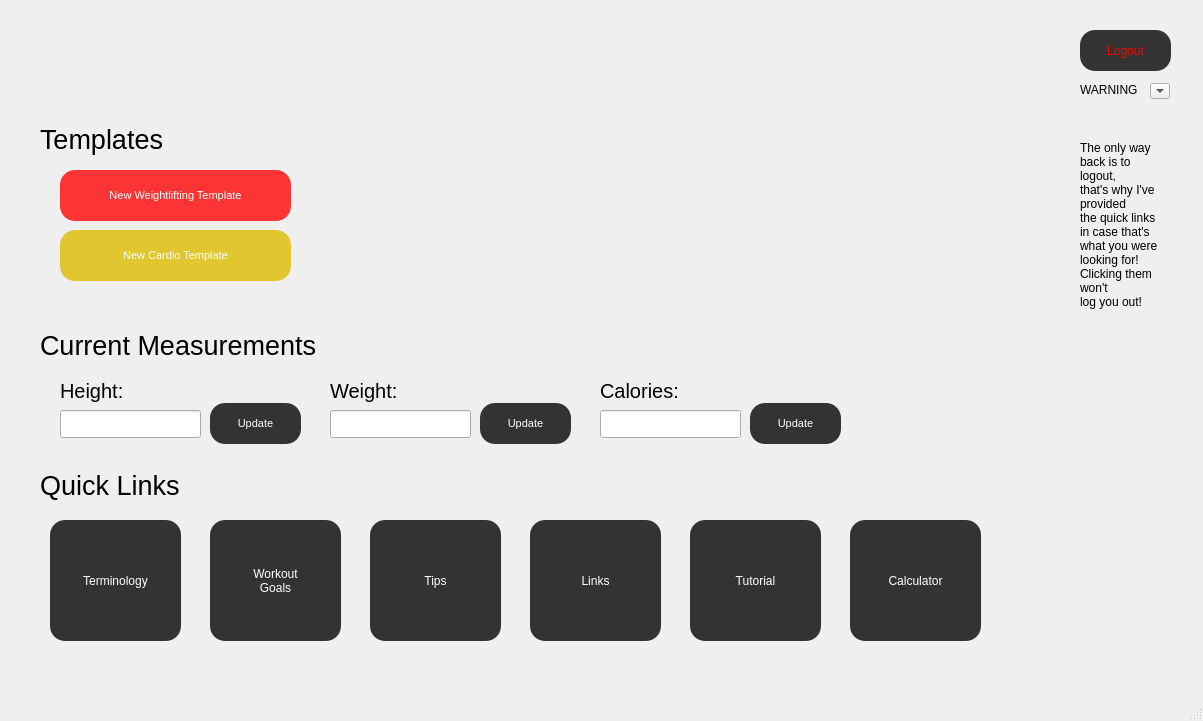
Old version of the form code/usermainmenu.ui in the repository amroomargit/Forge.
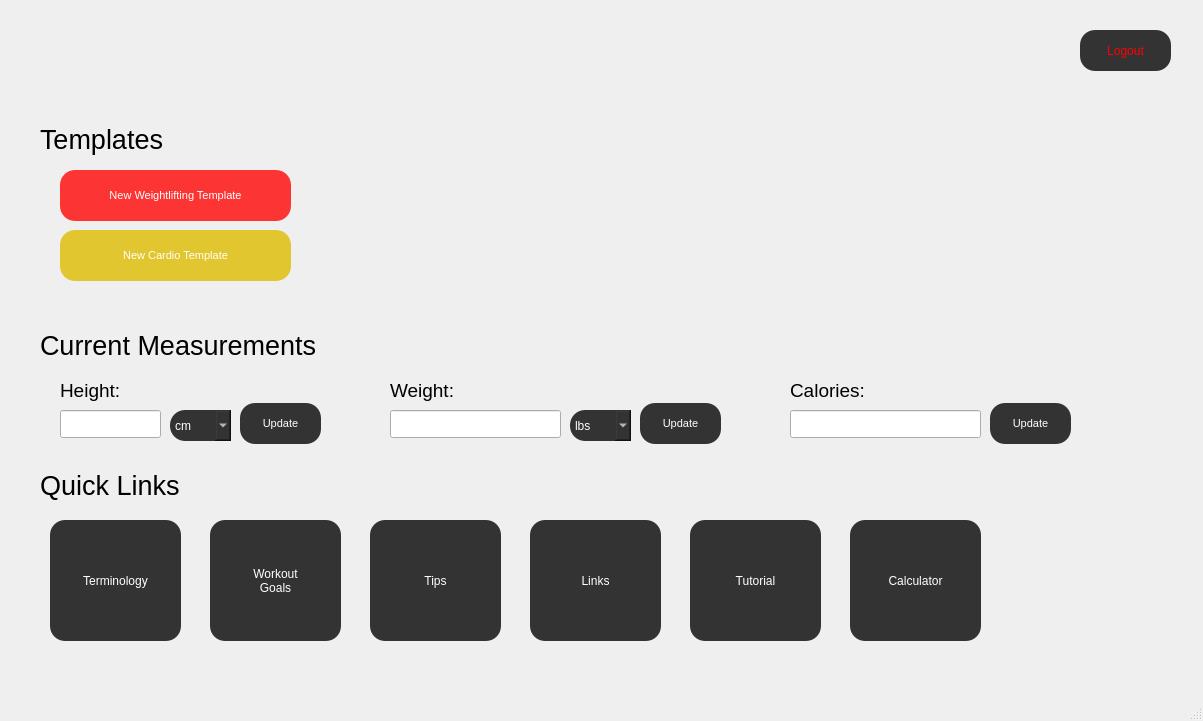
New version of the form. Icons and pictures are not drawn.

```diff
--- a/code/usermainmenu.ui
+++ b/code/usermainmenu.ui
@@ -21,8 +21,8 @@
    <widget class="QLabel" name="titleLabel">
     <property name="geometry">
      <rect>
-      <x>10</x>
-      <y>20</y>
+      <x>20</x>
+      <y>30</y>
       <width>901</width>
       <height>71</height>
      </rect>
@@ -85,7 +85,7 @@
      <string>Logout</string>
     </property>
    </widget>
-   <widget class="QPushButton" name="newWLTLabel">
+   <widget class="QPushButton" name="newWLTButton">
     <property name="geometry">
      <rect>
       <x>60</x>
@@ -117,7 +117,7 @@
      <string>New Weightlifting Template</string>
     </property>
    </widget>
-   <widget class="QPushButton" name="newCLTLabel">
+   <widget class="QPushButton" name="newCLTButton">
     <property name="geometry">
      <rect>
       <x>60</x>
@@ -172,13 +172,13 @@
      <rect>
       <x>60</x>
       <y>370</y>
-      <width>231</width>
+      <width>81</width>
       <height>41</height>
      </rect>
     </property>
     <property name="font">
      <font>
-      <pointsize>15</pointsize>
+      <pointsize>14</pointsize>
      </font>
     </property>
     <property name="text">
@@ -190,17 +190,20 @@
      <rect>
       <x>60</x>
       <y>410</y>
-      <width>141</width>
+      <width>101</width>
       <height>28</height>
      </rect>
     </property>
+    <property name="maxLength">
+     <number>3</number>
+    </property>
    </widget>
    <widget class="QPushButton" name="updateButton">
     <property name="geometry">
      <rect>
-      <x>210</x>
+      <x>240</x>
       <y>403</y>
-      <width>91</width>
+      <width>81</width>
       <height>41</height>
      </rect>
     </property>
@@ -229,9 +232,9 @@
    <widget class="QPushButton" name="updateButton_2">
     <property name="geometry">
      <rect>
-      <x>480</x>
+      <x>640</x>
       <y>403</y>
-      <width>91</width>
+      <width>81</width>
       <height>41</height>
      </rect>
     </property>
@@ -260,25 +263,28 @@
    <widget class="QLineEdit" name="weightBox">
     <property name="geometry">
      <rect>
-      <x>330</x>
+      <x>390</x>
       <y>410</y>
-      <width>141</width>
+      <width>171</width>
       <height>28</height>
      </rect>
     </property>
+    <property name="maxLength">
+     <number>3</number>
+    </property>
    </widget>
    <widget class="QLabel" name="weightLabel">
     <property name="geometry">
      <rect>
-      <x>330</x>
+      <x>390</x>
       <y>370</y>
-      <width>231</width>
+      <width>91</width>
       <height>41</height>
      </rect>
     </property>
     <property name="font">
      <font>
-      <pointsize>15</pointsize>
+      <pointsize>14</pointsize>
      </font>
     </property>
     <property name="text">
@@ -288,9 +294,9 @@
    <widget class="QPushButton" name="updateButton_3">
     <property name="geometry">
      <rect>
-      <x>750</x>
+      <x>990</x>
       <y>403</y>
-      <width>91</width>
+      <width>81</width>
       <height>41</height>
      </rect>
     </property>
@@ -319,25 +325,28 @@
    <widget class="QLineEdit" name="caloriesBox">
     <property name="geometry">
      <rect>
-      <x>600</x>
+      <x>790</x>
       <y>410</y>
-      <width>141</width>
+      <width>191</width>
       <height>28</height>
      </rect>
     </property>
+    <property name="maxLength">
+     <number>3</number>
+    </property>
    </widget>
    <widget class="QLabel" name="caloriesLabel">
     <property name="geometry">
      <rect>
-      <x>600</x>
+      <x>790</x>
       <y>370</y>
-      <width>231</width>
+      <width>101</width>
       <height>41</height>
      </rect>
     </property>
     <property name="font">
      <font>
-      <pointsize>15</pointsize>
+      <pointsize>14</pointsize>
      </font>
     </property>
     <property name="text">
@@ -519,47 +528,105 @@
      <string>Links</string>
     </property>
    </widget>
-   <widget class="QLabel" name="warningLabel">
+   <widget class="QScrollArea" name="scrollArea">
     <property name="geometry">
      <rect>
-      <x>1080</x>
-      <y>80</y>
-      <width>71</width>
-      <height>21</height>
+      <x>370</x>
+      <y>164</y>
+      <width>691</width>
+      <height>131</height>
      </rect>
     </property>
-    <property name="text">
-     <string>&lt;html&gt;&lt;head/&gt;&lt;body&gt;&lt;p&gt;WARNING&lt;/p&gt;&lt;/body&gt;&lt;/html&gt;</string>
+    <property name="styleSheet">
+     <string notr="true">QScrollBar:vertical {
+    background-color: #656565;
+    width: 15px; 
+    margin: 10px 0; 
+    border-radius: 15px; 
+}
+
+QScrollBar::handle:vertical {
+    background-color: black;
+    border-radius: 15px; 
+}
+
+QScrollBar::add-line:vertical, QScrollBar::sub-line:vertical {
+    background: none;
+    height: 0px;
+}
+
+QScrollBar::add-page:vertical, QScrollBar::sub-page:vertical {
+    background: none; 
+}</string>
     </property>
+    <property name="frameShape">
+     <enum>QFrame::Shape::NoFrame</enum>
+    </property>
+    <property name="widgetResizable">
+     <bool>false</bool>
+    </property>
+    <widget class="QWidget" name="scrollAreaWidgetContentsMM">
+     <property name="geometry">
+      <rect>
+       <x>0</x>
+       <y>0</y>
+       <width>689</width>
+       <height>129</height>
+      </rect>
+     </property>
+    </widget>
    </widget>
-   <widget class="QToolButton" name="revealTxtButton">
+   <widget class="QComboBox" name="heightUnit">
     <property name="geometry">
      <rect>
-      <x>1150</x>
-      <y>83</y>
-      <width>20</width>
-      <height>16</height>
+      <x>170</x>
+      <y>410</y>
+      <width>61</width>
+      <height>31</height>
      </rect>
     </property>
-    <property name="text">
-     <string>...</string>
+    <property name="styleSheet">
+     <string notr="true">background-color: #333333;
+color: white;
+border-radius: 15px;
+</string>
     </property>
-    <property name="arrowType">
-     <enum>Qt::ArrowType::DownArrow</enum>
-    </property>
+    <item>
+     <property name="text">
+      <string>cm</string>
+     </property>
+    </item>
+    <item>
+     <property name="text">
+      <string>ft</string>
+     </property>
+    </item>
    </widget>
-   <widget class="QLabel" name="hiddenLabel">
+   <widget class="QComboBox" name="weightUnit">
     <property name="geometry">
      <rect>
-      <x>1080</x>
-      <y>100</y>
-      <width>101</width>
-      <height>251</height>
+      <x>570</x>
+      <y>410</y>
+      <width>61</width>
+      <height>31</height>
      </rect>
     </property>
-    <property name="text">
-     <string>&lt;html&gt;&lt;head/&gt;&lt;body&gt;&lt;p&gt;The only way&lt;br/&gt;back is to &lt;br/&gt;logout,&lt;br/&gt;that's why I've &lt;br/&gt;provided&lt;br/&gt;the quick links&lt;br/&gt;in case that's&lt;br/&gt;what you were&lt;br/&gt;looking for! &lt;br/&gt;Clicking them&lt;br/&gt;won't &lt;br/&gt;log you out!&lt;/p&gt;&lt;/body&gt;&lt;/html&gt;</string>
+    <property name="styleSheet">
+     <string notr="true">background-color: #333333;
+color: white;
+border-radius: 15px;
+</string>
     </property>
+    <item>
+     <property name="text">
+      <string>lbs</string>
+     </property>
+    </item>
+    <item>
+     <property name="text">
+      <string>kgs</string>
+     </property>
+    </item>
    </widget>
   </widget>
   <widget class="QMenuBar" name="menubar">
```
